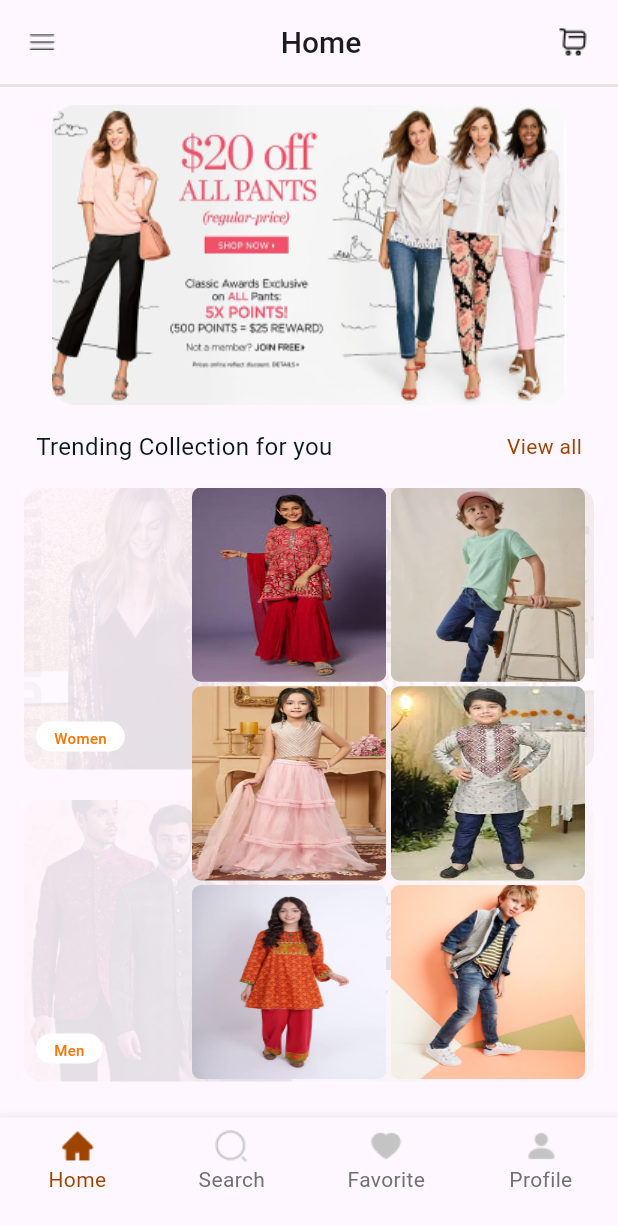
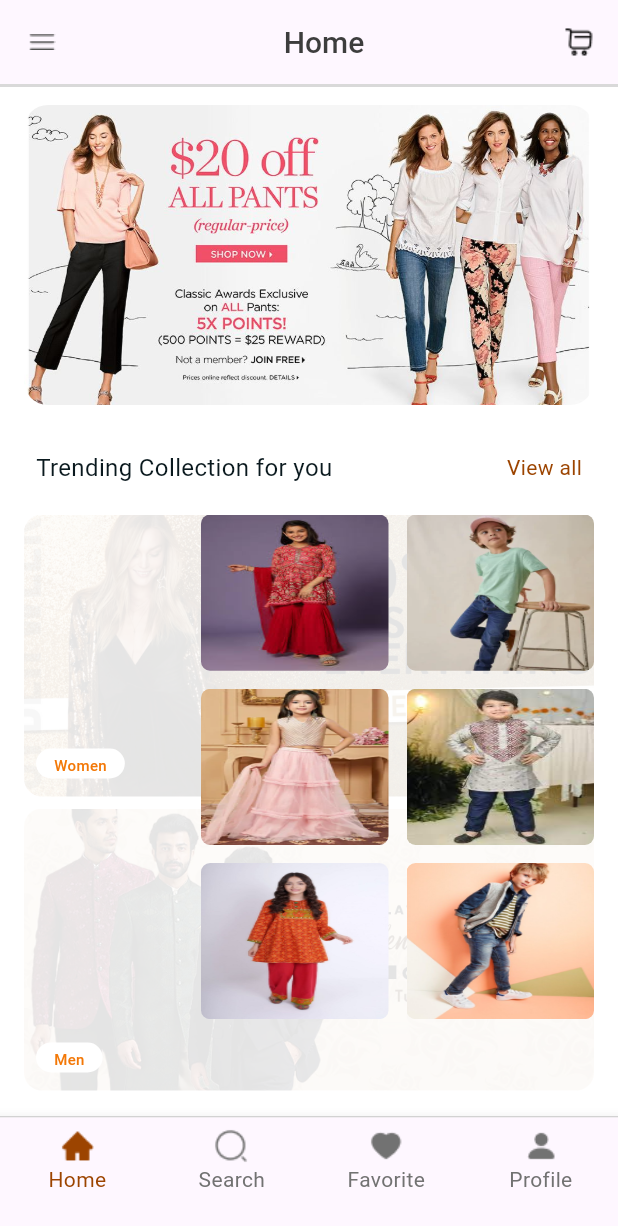
Before and after one commit to amruta123-dowell/flutter_shopping_app, a Flutter app: the screen it shows after launch, after a tap on "Women", on a phone screen of 412 x 824 dp. Shown: the top 1226 px of the screen. Run offline on Flutter 3.47's test engine with Material 3 defaults, Android fonts, the phone set to English and light mode, and no system bars; our stand-ins replace flutter_slidable, get.

Commit message:
Completed design and logic

```diff
--- a/lib/controller/cart_controller.dart
+++ b/lib/controller/cart_controller.dart
@@ -8,20 +8,24 @@ class CartController extends GetxController {
 
   @override
   void onInit() {
-    // Initialize the cart items
+    super.onInit();
+
     CartDataModel().initCartItems(cartData);
     _cartList = CartDataModel().cartItemList;
   }
 
+//cart item list
   List<CartItem> get getCartList {
     return _cartList.where((element) => element.quantity != 0).toList();
   }
 
+//Increase the item  quantity
   void incrementQuantity(int index) {
     _cartList[index].quantity = _cartList[index].quantity! + 1;
     update();
   }
 
+//Decrease the item quantity
   void decrementQuantity(int index) {
     _cartList[index].quantity = _cartList[index].quantity! - 1;
     if (_cartList[index].quantity == 0) {
@@ -30,6 +34,7 @@ class CartController extends GetxController {
     update();
   }
 
+//Delete cart item
   void deleteCartItem(int index) {
     _cartList.removeAt(index);
     update();
--- a/lib/controller/home_controller.dart
+++ b/lib/controller/home_controller.dart
@@ -2,24 +2,27 @@ import 'package:get/get.dart';
 
 class HomeController extends GetxController {
   int selectedBottomItem = 0;
-  CatType category = CatType.kids;
-  @override
-  void onInit() {}
 
+  int selectedIndex = 0;
+  bool isSelectedCat = false;
+
+//To handle Bottom navigation selection changes
   void onChangeBottomNavItem(int index) {
     selectedBottomItem = index;
     update();
   }
 
+//on click image - used to change the opacity of category image.
   selectedCategory(int index) {
-    category = index == 1
-        ? CatType.women
-        : index == 2
-            ? CatType.men
-            : CatType.kids;
+    int tempIndex = index;
+
+    if (selectedIndex != tempIndex) {
+      isSelectedCat = true;
+    } else {
+      isSelectedCat = !isSelectedCat;
+    }
+    selectedIndex = index;
 
     update();
   }
 }
-
-enum CatType { men, women, kids }
--- a/lib/ui/cart_screen.dart
+++ b/lib/ui/cart_screen.dart
@@ -33,7 +33,7 @@ class CartScreen extends StatelessWidget {
         ),
         actions: [
           Padding(
-            padding: const EdgeInsets.only(right: 20),
+            padding: const EdgeInsets.only(right: 16),
             child: Image.asset(
               AssetStrings.cartIcon,
               height: 20,
@@ -82,8 +82,15 @@ class CartScreen extends StatelessWidget {
           InkWell(
             onTap: () {},
             child: Container(
+              decoration: BoxDecoration(boxShadow: [
+                BoxShadow(
+                    color: const Color(0xFF000000).withOpacity(0.04),
+                    blurRadius: 22,
+                    offset: const Offset(0, -6)),
+              ]),
+              padding: const EdgeInsets.symmetric(horizontal: 12, vertical: 20),
+              child: Container(
                 width: double.infinity,
-              margin: const EdgeInsets.symmetric(horizontal: 24, vertical: 40),
                 height: 48,
                 decoration: BoxDecoration(
                   borderRadius: BorderRadius.circular(4),
@@ -99,6 +106,7 @@ class CartScreen extends StatelessWidget {
                 ),
               ),
             ),
+          ),
           const SizedBox(
             height: 40,
           )
--- a/lib/ui/home_screen.dart
+++ b/lib/ui/home_screen.dart
@@ -1,6 +1,6 @@
 import 'package:flutter/material.dart';
 import 'package:flutter_shopping_assignment/ui/cart_screen.dart';
-import 'package:flutter_shopping_assignment/widgets/cat_selection_widget.dart';
+import 'package:flutter_shopping_assignment/widgets/catagory_selection_widget.dart';
 import 'package:flutter_shopping_assignment/widgets/bottom_nav_bar_widget.dart';
 import 'package:get/get.dart';
 
@@ -14,6 +14,7 @@ class HomeScreen extends StatelessWidget {
   @override
   Widget build(BuildContext context) {
     return Scaffold(
+      backgroundColor: Colors.white,
       appBar: AppBar(
         leading: Image.asset(
           AssetStrings.menuIcon,
@@ -23,12 +24,16 @@ class HomeScreen extends StatelessWidget {
           child: Text(
             "Home",
             textAlign: TextAlign.center,
-            style: TextStyle(fontWeight: FontWeight.w500, fontSize: 20),
+            style: TextStyle(
+              fontWeight: FontWeight.w500,
+              fontSize: 20,
+              color: Color(0XFF3D3D3D),
+            ),
           ),
         ),
         actions: [
           Padding(
-            padding: const EdgeInsets.only(right: 20),
+            padding: const EdgeInsets.only(right: 16),
             child: InkWell(
               onTap: () {
                 Get.to(() => CartScreen());
@@ -41,27 +46,38 @@ class HomeScreen extends StatelessWidget {
           )
         ],
       ),
-      body: SingleChildScrollView(
+      body: Column(
+        children: [
+          Container(
+            height: 2,
+            width: double.infinity,
+            color: const Color(0XFFD9D9D9),
+          ),
+          Expanded(
+            child: SingleChildScrollView(
+              padding: EdgeInsets.zero,
               child: Column(
                 children: [
                   Container(
-              padding: const EdgeInsets.symmetric(horizontal: 16),
-              height: 2,
+                    height: 200,
                     width: double.infinity,
-              color: const Color.fromARGB(255, 230, 227, 227),
+                    margin: const EdgeInsets.only(top: 12, left: 16, right: 16),
+                    child: ClipRRect(
+                      borderRadius: BorderRadius.circular(16),
+                      child: Image.asset(
+                        AssetStrings.bannerImage,
+                        fit: BoxFit.fitWidth,
+                        height: 200,
                       ),
-            Container(
-              padding: const EdgeInsets.symmetric(horizontal: 16),
-              height: 200,
-              margin: const EdgeInsets.only(
-                top: 12,
                     ),
-              decoration:
-                  BoxDecoration(borderRadius: BorderRadius.circular(16)),
-              child: Image.asset(AssetStrings.bannerImage),
+                  ),
+                  const SizedBox(
+                    height: 30,
                   ),
                   const Padding(
-              padding: EdgeInsets.symmetric(horizontal: 24, vertical: 16),
+                    padding: EdgeInsets.symmetric(
+                      horizontal: 24,
+                    ),
                     child: Row(
                       children: [
                         Expanded(
@@ -70,7 +86,7 @@ class HomeScreen extends StatelessWidget {
                             style: TextStyle(
                                 fontWeight: FontWeight.w400,
                                 fontSize: 16,
-                          color: Color.fromRGBO(10, 25, 30, 1)),
+                                color: Color(0XFF0A191E)),
                             maxLines: 1,
                             overflow: TextOverflow.ellipsis,
                           ),
@@ -79,16 +95,25 @@ class HomeScreen extends StatelessWidget {
                             style: TextStyle(
                                 fontWeight: FontWeight.w400,
                                 fontSize: 14,
-                          color: Color.fromRGBO(156, 68, 0, 1))),
+                                color: Color(0XFF9C4400))),
                       ],
                     ),
                   ),
-            const CatSelectionWidget(),
                   const SizedBox(
-              height: 30,
+                    height: 20,
+                  ),
+                  const CategorySelectionWidget(),
+                  const SizedBox(height: 30),
+                ],
+              ),
+            ),
+          ),
+          Container(
+            height: 1,
+            width: double.infinity,
+            color: const Color(0XFFD9D9D9),
           ),
         ],
-        ),
       ),
       bottomNavigationBar: GetBuilder<HomeController>(builder: (controller) {
         return BottomNavBarWidget(
--- a/lib/widgets/bottom_nav_bar_widget.dart
+++ b/lib/widgets/bottom_nav_bar_widget.dart
@@ -1,7 +1,5 @@
-import 'dart:ui';
+import 'package:flutter/material.dart';
 
-import 'package:flutter/material.dart';
-import 'package:flutter/widgets.dart';
 import 'package:flutter_shopping_assignment/utils/assets.dart';
 
 class BottomNavBarWidget extends StatelessWidget {
@@ -25,11 +23,6 @@ class BottomNavBarWidget extends StatelessWidget {
     return BottomNavigationBar(
         onTap: onChangeItem,
         type: BottomNavigationBarType.fixed,
-        selectedLabelStyle: const TextStyle(
-          color: Colors.black,
-          fontSize: 14,
-          fontWeight: FontWeight.w400,
-        ),
         currentIndex: selectedIndex,
         items: List.generate(
             4,
@@ -40,6 +33,9 @@ class BottomNavBarWidget extends StatelessWidget {
                         bottomImageList[index]["image"]!,
                         height: 24,
                         width: 24,
+                        color: selectedIndex == index
+                            ? const Color(0XFF9C4400)
+                            : const Color(0XFF727272),
                       ),
                       Text(
                         bottomImageList[index]["label"]!,
--- a/lib/widgets/cart_item_widget.dart
+++ b/lib/widgets/cart_item_widget.dart
@@ -1,6 +1,4 @@
-import 'package:flutter/cupertino.dart';
 import 'package:flutter/material.dart';
-import 'package:flutter/widgets.dart';
 import 'package:flutter_shopping_assignment/models/cart_data_model.dart';
 import 'package:flutter_shopping_assignment/utils/assets.dart';
 import 'package:flutter_slidable/flutter_slidable.dart';
@@ -19,40 +17,33 @@ class CartItemWidget extends StatelessWidget {
 
   @override
   Widget build(BuildContext context) {
-    return Slidable(
+    return Container(
+      margin: const EdgeInsets.symmetric(horizontal: 16),
+      child: Slidable(
           key: UniqueKey(),
           endActionPane: ActionPane(
               motion: const ScrollMotion(),
               extentRatio: 0.3,
               children: [
-              SlidableAction(
-                flex: 2,
-                onPressed: (_) {
+                Expanded(
+                  child: InkWell(
+                    onTap: () {
                       onClickDelete();
                     },
-                backgroundColor: const Color.fromARGB(10, 224, 58, 62),
-                foregroundColor: const Color(0XFFE03A3E),
-                icon: Icons.delete,
+                    child: Container(
+                        height: double.infinity,
+                        decoration: BoxDecoration(
+                          color: const Color(0XFFE03A3E).withOpacity(0.1),
                         ),
-              // Expanded(
-              //   child: InkWell(
-              // onTap: (){
-              //    onClickDelete();
-              // }
-              //     child: Container(
-              //         height: double.infinity,
-              //         decoration: const BoxDecoration(
-              //           color: Color.fromARGB(10, 224, 58, 62),
-              //         ),
-              //         child: Image.asset(
-              //           AssetStrings.deleteIcon,
-              //           color: const Color(0XFFE03A3E),
-              //         )),
-              //   ),
-              // )
+                        child: Image.asset(
+                          AssetStrings.deleteIcon,
+                        )),
+                  ),
+                )
               ]),
+          child: Card(
+            shadowColor: const Color(0XFF000000).withOpacity(0.05),
             child: Container(
-          // margin: const EdgeInsets.symmetric(horizontal: 16),
               padding: const EdgeInsets.symmetric(horizontal: 16, vertical: 12),
               decoration: BoxDecoration(
                   color: const Color(0XFFFFFFFF),
@@ -70,13 +61,13 @@ class CartItemWidget extends StatelessWidget {
                   ClipRRect(
                     borderRadius: BorderRadius.circular(12),
                     child: Image.asset(
-                  AssetStrings.cartImgOne,
+                      itemModel.image,
                       fit: BoxFit.cover,
                       height: 88,
                       width: 88,
                     ),
                   ),
-              const SizedBox(width: 10),
+                  const SizedBox(width: 16),
                   Expanded(
                     child: Column(
                       mainAxisAlignment: MainAxisAlignment.start,
@@ -98,6 +89,9 @@ class CartItemWidget extends StatelessWidget {
                               fontSize: 14,
                               fontWeight: FontWeight.w400),
                         ),
+                        const SizedBox(
+                          height: 12,
+                        ),
                         Row(
                           children: [
                             Expanded(
@@ -117,10 +111,11 @@ class CartItemWidget extends StatelessWidget {
                                   horizontal: 2, vertical: 4),
                               decoration: BoxDecoration(
                                   borderRadius: BorderRadius.circular(8),
-                              border:
-                                  Border.all(color: const Color(0XFFF0F0F0))),
+                                  border: Border.all(
+                                      color: const Color(0XFFF0F0F0))),
                               child: Row(
-                            mainAxisAlignment: MainAxisAlignment.spaceAround,
+                                mainAxisAlignment:
+                                    MainAxisAlignment.spaceAround,
                                 crossAxisAlignment: CrossAxisAlignment.center,
                                 children: [
                                   InkWell(
@@ -136,8 +131,8 @@ class CartItemWidget extends StatelessWidget {
                                     ),
                                   ),
                                   Padding(
-                                padding:
-                                    const EdgeInsets.symmetric(horizontal: 2),
+                                    padding: const EdgeInsets.symmetric(
+                                        horizontal: 2),
                                     child: Text(
                                       "${itemModel.quantity}",
                                       style: const TextStyle(
@@ -168,6 +163,8 @@ class CartItemWidget extends StatelessWidget {
                   ),
                 ],
               ),
-        ));
+            ),
+          )),
+    );
   }
 }
--- a/lib/widgets/cat_selection_widget.dart
+++ b/lib/widgets/catagory_selection_widget.dart
@@ -5,8 +5,8 @@ import 'package:flutter_shopping_assignment/utils/assets.dart';
 import 'package:flutter_shopping_assignment/widgets/kids_cat_widget.dart';
 import 'package:get/get.dart';
 
-class CatSelectionWidget extends StatelessWidget {
-  const CatSelectionWidget({super.key});
+class CategorySelectionWidget extends StatelessWidget {
+  const CategorySelectionWidget({super.key});
 
   @override
   Widget build(BuildContext context) {
@@ -15,26 +15,35 @@ class CatSelectionWidget extends StatelessWidget {
         padding: const EdgeInsets.symmetric(horizontal: 16),
         child: Stack(
           children: [
-            Column(
+            ListView(
+              padding: EdgeInsets.zero,
+              shrinkWrap: true,
+              physics: const NeverScrollableScrollPhysics(),
               children: [
                 InkWell(
                   onTap: () {
                     controller.selectedCategory(1);
                   },
                   child: _CategoryImage(
-                      opacity: controller.category == CatType.women ? 1 : 0.1,
+                      opacity: controller.isSelectedCat &&
+                              controller.selectedIndex == 1
+                          ? 1
+                          : 0.1,
                       image: AssetStrings.womenCatIcon,
                       categoryType: "Women"),
                 ),
                 const SizedBox(
-                  height: 20,
+                  height: 8,
                 ),
                 InkWell(
                   onTap: () {
                     controller.selectedCategory(2);
                   },
                   child: _CategoryImage(
-                    opacity: controller.category == CatType.men ? 1 : 0.1,
+                    opacity: controller.isSelectedCat &&
+                            controller.selectedIndex == 2
+                        ? 1
+                        : 0.1,
                     image: AssetStrings.menCatIcon,
                     categoryType: "Men",
                     boxFit: BoxFit.fitWidth,
@@ -42,19 +51,13 @@ class CatSelectionWidget extends StatelessWidget {
                 ),
               ],
             ),
-            Positioned(
-              right: 6,
-              child: InkWell(
-                onTap: () {
-                  controller.selectedCategory(0);
-                },
-                child: SizedBox(
-                    height: 500,
-                    width: MediaQuery.sizeOf(context).width - 300 / 2,
-                    child: KidsCatWidget(
-                      category: controller.category,
-                    )),
-              ),
+            Align(
+              alignment: Alignment.bottomRight,
+              child: SizedBox(
+                  width: MediaQuery.sizeOf(context).width - 300 / 2,
+                  child: KidsCatWidget(
+                    enableOtherCategory: controller.isSelectedCat,
+                  )),
             )
           ],
         ),
@@ -84,15 +87,17 @@ class _CategoryImage extends StatelessWidget {
           child: Container(
             height: 188,
             width: double.infinity,
-            decoration: const BoxDecoration(
-                borderRadius: BorderRadius.all(Radius.circular(12))),
+            decoration: BoxDecoration(
+                borderRadius: const BorderRadius.all(Radius.circular(12)),
+                boxShadow: [
+                  BoxShadow(
+                      color: const Color(0XFF000000).withOpacity(0.04),
+                      blurRadius: 24,
+                      offset: const Offset(0, 6))
+                ]),
             child: ClipRRect(
               borderRadius: BorderRadius.circular(12),
-              child: Image.asset(
-                  height: 188,
-                  width: double.infinity,
-                  image,
-                  fit: boxFit ?? BoxFit.fitHeight),
+              child: Image.asset(image, fit: boxFit ?? BoxFit.fitHeight),
             ),
           ),
         ),
@@ -104,8 +109,9 @@ class _CategoryImage extends StatelessWidget {
               height: 20,
               padding: const EdgeInsets.symmetric(horizontal: 12, vertical: 4),
               decoration: BoxDecoration(
-                  borderRadius: BorderRadius.circular(12),
-                  color: const Color(0XFFFFFFFF)),
+                borderRadius: BorderRadius.circular(12),
+                color: const Color(0XFFFFFFFF),
+              ),
               child: Text(
                 categoryType,
                 style: const TextStyle(
--- a/lib/widgets/kids_cat_widget.dart
+++ b/lib/widgets/kids_cat_widget.dart
@@ -1,8 +1,5 @@
-import 'package:flutter/foundation.dart';
 import 'package:flutter/material.dart';
 import 'package:flutter_shopping_assignment/utils/assets.dart';
-
-import '../controller/home_controller.dart';
 
 class KidsCatWidget extends StatelessWidget {
   final List<String> kidImageList = [
@@ -13,36 +10,34 @@ class KidsCatWidget extends StatelessWidget {
     AssetStrings.kidFiveIcon,
     AssetStrings.kidSixIcon,
   ];
-  final CatType category;
-  KidsCatWidget({super.key, required this.category});
+  final bool enableOtherCategory;
+  KidsCatWidget({super.key, required this.enableOtherCategory});
 
   @override
   Widget build(BuildContext context) {
     return Opacity(
-      opacity: category == CatType.kids ? 1 : 0.1,
-      child: GridView.builder(
+        opacity: enableOtherCategory == false ? 1 : 0.1,
+        child: GridView.count(
+          physics: const NeverScrollableScrollPhysics(),
           shrinkWrap: true,
-          padding: EdgeInsets.zero,
-          itemCount: kidImageList.length,
-          gridDelegate: const SliverGridDelegateWithFixedCrossAxisCount(
-            crossAxisCount: 2, // Number of columns
-            crossAxisSpacing: 3, // Spacing between columns
-            mainAxisSpacing: 3, // Spacing between rows
-          ),
-          itemBuilder: ((context, index) {
+          crossAxisCount: 2,
+          mainAxisSpacing: 12,
+          crossAxisSpacing: 12,
+          childAspectRatio: 1.2,
+          scrollDirection: Axis.vertical,
+          children: kidImageList.map((String value) {
             return Container(
-              height: 25,
-              decoration: BoxDecoration(borderRadius: BorderRadius.circular(6)),
+                decoration:
+                    BoxDecoration(borderRadius: BorderRadius.circular(6)),
                 child: ClipRRect(
                   borderRadius: BorderRadius.circular(6),
                   child: Image.asset(
-                  kidImageList[index],
+                    value,
                     fit: BoxFit.fill,
                     height: 25,
                   ),
-              ),
-            );
-          })),
-    );
+                ));
+          }).toList(),
+        ));
   }
 }
```
Also changed, not shown: assets/banner_image.png. Lines whose indentation alone changed are shown as unchanged.
